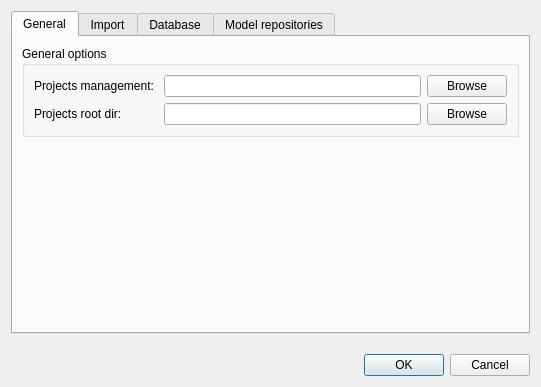
Qt form base/settings/Ui_options.ui (veriso/veriso) before a commit.
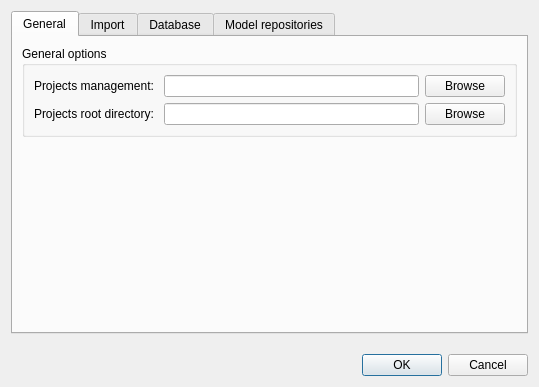
The same form after that commit.

Patch:
```diff
--- a/base/settings/Ui_options.ui
+++ b/base/settings/Ui_options.ui
@@ -6,7 +6,7 @@
    <rect>
     <x>0</x>
     <y>0</y>
-    <width>541</width>
+    <width>539</width>
     <height>387</height>
    </rect>
   </property>
@@ -106,7 +106,7 @@
             <item row="1" column="0">
              <widget class="QLabel" name="label_11">
               <property name="text">
-               <string>Projects root dir:</string>
+               <string>Projects root directory: </string>
               </property>
              </widget>
             </item>
```
Left out of the diff: 4 changed lines with no effect on the pictures.
